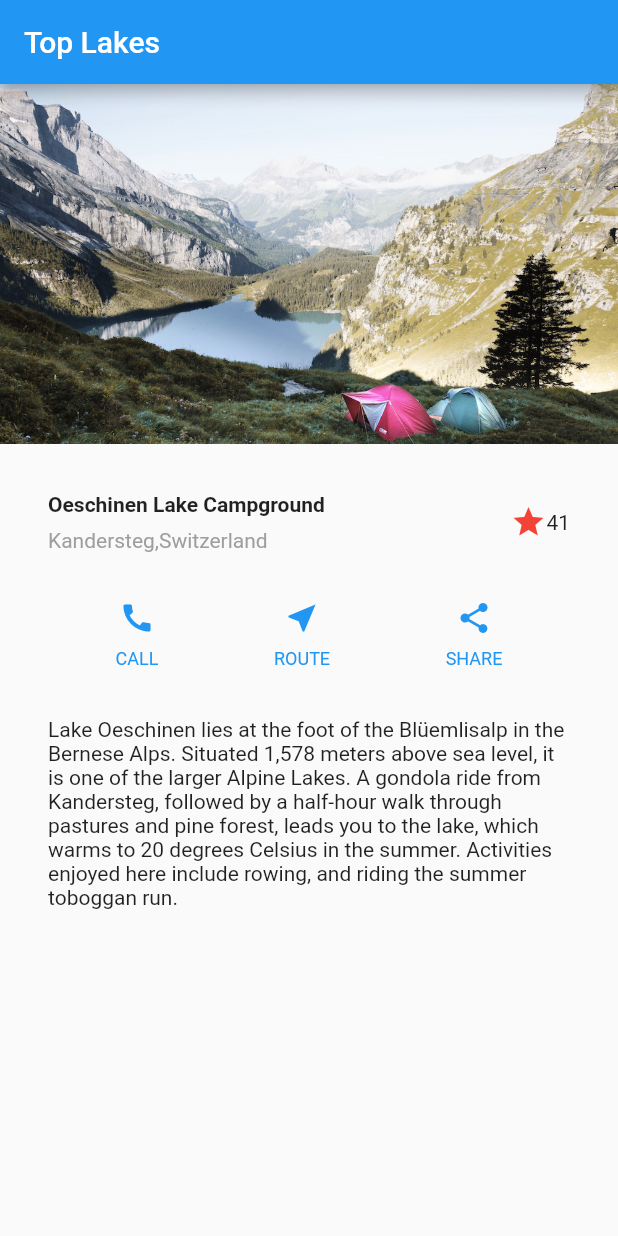
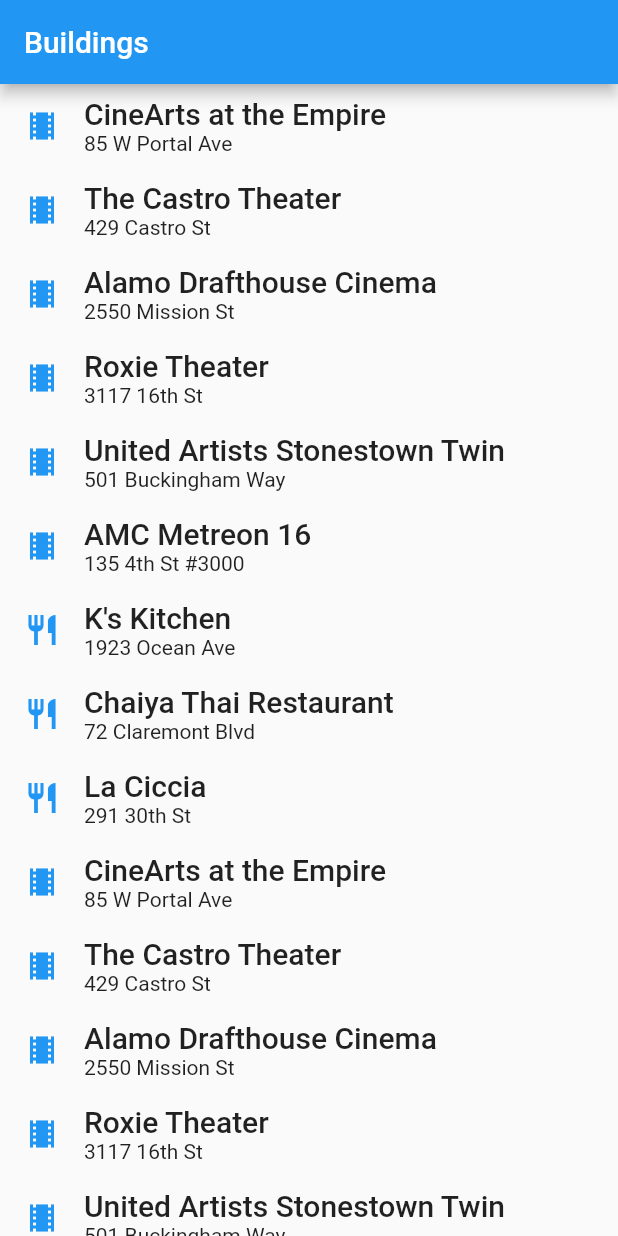
Before and after one commit to jics/flutter_weight, a Flutter app: the screen it shows after launch, on a phone screen of 412 x 824 dp. Run offline on Flutter 3.47's test engine with Material 2 defaults, Android fonts, the phone set to English and light mode, and no system bars.

```diff
--- a/lib/main.dart
+++ b/lib/main.dart
@@ -7,31 +7,34 @@ class MyApp extends StatelessWidget {
   @override
   Widget build(BuildContext context) {
 
+    final buildings=[
+      Building(BuildingType.theater, 'CineArts at the Empire', '85 W Portal Ave'),
+      Building(BuildingType.theater, 'The Castro Theater', '429 Castro St'),
+      Building(BuildingType.theater, 'Alamo Drafthouse Cinema', '2550 Mission St'),
+      Building(BuildingType.theater, 'Roxie Theater', '3117 16th St'),
+      Building(BuildingType.theater, 'United Artists Stonestown Twin', '501 Buckingham Way'),
+      Building(BuildingType.theater, 'AMC Metreon 16', '135 4th St #3000'),
+      Building(BuildingType.restaurant, 'K\'s Kitchen', '1923 Ocean Ave'),
+      Building(BuildingType.restaurant, 'Chaiya Thai Restaurant', '72 Claremont Blvd'),
+      Building(BuildingType.restaurant, 'La Ciccia', '291 30th St'),
 
-    final titleSection=_TitleSection('Oeschinen Lake Campground','Kandersteg,Switzerland',41);
-    final buttonSection = Container(
-      child: Row(
-        mainAxisAlignment: MainAxisAlignment.spaceEvenly,
-        children: [
-          _buildButtonColumn(context, Icons.call, 'CALL'),
-          _buildButtonColumn(context, Icons.near_me, 'ROUTE'),
-          _buildButtonColumn(context, Icons.share, 'SHARE'),
-        ],
-      ),
-    );
-    final textSection = Container(
-        padding: const EdgeInsets.all(32.0),
-        child: Text(
-          '''
-Lake Oeschinen lies at the foot of the Blüemlisalp in the Bernese Alps. Situated 1,578 meters above sea level, it is one of the larger Alpine Lakes. A gondola ride from Kandersteg, followed by a half-hour walk through pastures and pine forest, leads you to the lake, which warms to 20 degrees Celsius in the summer. Activities enjoyed here include rowing, and riding the summer toboggan run.
-          ''',
-          softWrap: true,
-        ),
-    );
+      Building(BuildingType.theater, 'CineArts at the Empire', '85 W Portal Ave'),
+      Building(BuildingType.theater, 'The Castro Theater', '429 Castro St'),
+      Building(BuildingType.theater, 'Alamo Drafthouse Cinema', '2550 Mission St'),
+      Building(BuildingType.theater, 'Roxie Theater', '3117 16th St'),
+      Building(BuildingType.theater, 'United Artists Stonestown Twin', '501 Buckingham Way'),
+      Building(BuildingType.theater, 'AMC Metreon 16', '135 4th St #3000'),
+      Building(BuildingType.restaurant, 'K\'s Kitchen', '1923 Ocean Ave'),
+      Building(BuildingType.restaurant, 'Chaiya Thai Restaurant', '72 Claremont Blvd'),
+      Building(BuildingType.restaurant, 'La Ciccia', '291 30th St'),
+
+    ];
+
+
 
 
     return MaterialApp(
-      title: 'Flutter Ui basic1',
+      title: 'ListView demo',
       theme: ThemeData(
         // This is the theme of your application.
         //
@@ -46,80 +49,10 @@ Lake Oeschinen lies at the foot of the Blüemlisalp in the Bernese Alps. Situate
       ),
       home: Scaffold(
           appBar:AppBar(
-          title:Text('Top Lakes'),
+          title:Text('Buildings'),
     ),
-        body:ListView(
-    children: <Widget>[    Image.asset(
-    'image/lake.jpg',
-    width:600.0,
-    height:240.0,
-    fit:BoxFit.cover,
+        body: BuildingListView(buildings, (index) => debugPrint('item $index clicked'))
     ),
-    titleSection,
-    buttonSection,
-    textSection],
-    ),
-
-
-      ),
-    );
-  }
-
-}
-
-
-
-class _TitleSection extends StatelessWidget{
-  final String title;
-  final String subtitle;
-  final int statCount;
-
-  _TitleSection(this.title,this.subtitle,this.statCount);
-
-  Widget build(BuildContext context){
-    // 为了给 title section 加上 padding，这里我们给内容套一个 Container
-    return Container(
-      // 设置上下左右的 padding 都是 32。类似的还有 EdgeInsets.only/symmetric 等
-      padding: EdgeInsets.all(32.0),
-      child: Row(
-        children: <Widget>[
-          // 这里为了让标题占满屏幕宽度的剩余空间，用 Expanded 把标题包了起来
-          Expanded(
-            // 再次提醒读者，Expanded 只能包含一个子元素，使用的参数名是 child。接下来，
-            // 为了在竖直方向放两个标题，加入一个 Column。
-            child: Column(
-              // Column 是竖直方向的，cross 为交叉的意思，也就是说，这里设置的是水平方向
-              // 的对齐。在水平方向，我们让文本对齐到 start（读者可以修改为 end 看看效果）
-              crossAxisAlignment: CrossAxisAlignment.start,
-              children: <Widget>[
-                // 聪明的你，这个时候肯定知道为什么突然加入一个 Container 了。
-                // 跟前面一样，只是为了设置一个 padding
-                Container(
-                  padding: const EdgeInsets.only(bottom:8.0),
-                  child:Text(
-                    title,
-                    style: TextStyle(fontWeight: FontWeight.bold),
-                  ),
-                ),
-                Text(
-                  subtitle,
-                  style: TextStyle(color: Colors.grey[500]),
-                )
-
-              ],
-
-            ),
-          ),
-
-
-          Icon(
-            Icons.star,
-            color: Colors.red[500],
-          ),
-          Text(statCount.toString())
-        ],
-      ),
-
     );
 
   }
@@ -127,28 +60,81 @@ class _TitleSection extends StatelessWidget{
 }
 
 
-Widget _buildButtonColumn(BuildContext context,IconData icon,String label){
-  final color=Theme.of(context).primaryColor;
 
-  return Column(
-    // main axis 跟我们前面提到的 cross axis 相对应，对 Column 来说，指的就是竖直方向。
-    // 在放置完子控件后，屏幕上可能还会有一些剩余的空间（free space），min 表示尽量少占用
-    // free space；类似于 Android 的 wrap_content。
-    // 对应的，还有 MainAxisSize.max
-    mainAxisSize: MainAxisSize.min,
-    // 沿着 main axis 居中放置
-    mainAxisAlignment: MainAxisAlignment.center,
 
+enum BuildingType{theater,restaurant}
+
+class Building{
+  final BuildingType type;
+  final String title;
+  final String address;
+
+  Building(this.type,this.title,this.address);
+}
+
+typedef OnItemClickListener= void Function(int position);
+
+
+class ItemView extends StatelessWidget{
+  final int position;
+  final Building building;
+  final OnItemClickListener listener;
+
+  ItemView(this.position,this.building,this.listener);
+
+  @override
+  Widget build(BuildContext context) {
+    final icon = Icon(
+        building.type == BuildingType.restaurant
+            ? Icons.restaurant
+            : Icons.theaters,
+        color: Colors.blue[500]);
+
+    final widget=Row(
       children: <Widget>[
-      Icon(icon,color:color),
         Container(
-        margin: const EdgeInsets.only(top:8.0),
-        child: Text(
-          label,style: TextStyle(fontSize: 12.0,fontWeight: FontWeight.w400,color: color,),
+          margin: EdgeInsets.all(16.0),
+          child: icon,
+        ),
+        Expanded(
+          child: Column(
+            crossAxisAlignment: CrossAxisAlignment.start,
+            children: <Widget>[
+              Text(
+                building.title,
+                style: TextStyle(
+                  fontSize: 20.0,
+                  fontWeight: FontWeight.w500,
+                )
+              ),
+              Text(building.address)
+            ],
           ),
         )
       ],
+    );
+
+  return InkWell(
+    onTap: ()=>listener(position),
+    child:widget
+  ) ;
+  }
+
+}
 
 
-  );
+class BuildingListView extends StatelessWidget{
+  final List<Building> buildings;
+  final OnItemClickListener listener;
+
+  BuildingListView(this.buildings,this.listener);
+
+  @override
+  Widget build(BuildContext context) {
+    return ListView.builder(
+        itemCount:buildings.length,
+        itemBuilder: (context,index){
+          return new ItemView(index,buildings[index],listener);
+        });
   }
+}
```
Also changed, not shown: 2 other files. Lines whose indentation alone changed are shown as unchanged.
